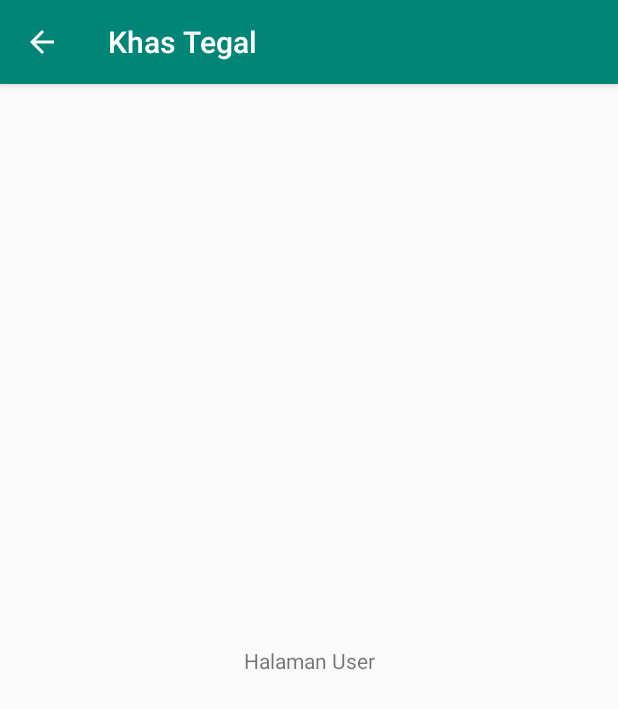
After one commit to daniszaidan/Khas-Tegal, an Android app: the UserActivity screen opened directly, with no data from a screen before it, on a phone screen of 412 x 824 dp. The commit adds this screen. Shown: the top 709 px of the screen. Run offline under Robolectric (Android 15) with nearby library versions, the phone set to English and light mode, and no system bars.

Commit message:
Create Icon User in MainActivity and Intent to User Page

```diff
--- a/app/src/main/AndroidManifest.xml
+++ b/app/src/main/AndroidManifest.xml
@@ -9,7 +9,10 @@
         android:roundIcon="@mipmap/ic_launcher_round"
         android:supportsRtl="true"
         android:theme="@style/AppTheme">
-        <activity android:name=".DetailActivity" android:parentActivityName=".MainActivity"></activity>
+        <activity android:name=".UserActivity" android:parentActivityName=".MainActivity"></activity>
+        <activity
+            android:name=".DetailActivity"
+            android:parentActivityName=".MainActivity" />
         <activity android:name=".MainActivity">
             <intent-filter>
                 <action android:name="android.intent.action.MAIN" />
--- /dev/null
+++ b/app/src/main/java/org/d3ifcool/khastegal/UserActivity.java
@@ -0,0 +1,14 @@
+package org.d3ifcool.khastegal;
+
+import androidx.appcompat.app.AppCompatActivity;
+
+import android.os.Bundle;
+
+public class UserActivity extends AppCompatActivity {
+
+    @Override
+    protected void onCreate(Bundle savedInstanceState) {
+        super.onCreate(savedInstanceState);
+        setContentView(R.layout.activity_user);
+    }
+}
--- /dev/null
+++ b/app/src/main/res/drawable/ic_person_black_24dp.xml
@@ -0,0 +1,5 @@
+<vector android:height="24dp" android:tint="#FFFFFF"
+    android:viewportHeight="24.0" android:viewportWidth="24.0"
+    android:width="24dp" xmlns:android="http://schemas.android.com/apk/res/android">
+    <path android:fillColor="#FF000000" android:pathData="M12,12c2.21,0 4,-1.79 4,-4s-1.79,-4 -4,-4 -4,1.79 -4,4 1.79,4 4,4zM12,14c-2.67,0 -8,1.34 -8,4v2h16v-2c0,-2.66 -5.33,-4 -8,-4z"/>
+</vector>
--- /dev/null
+++ b/app/src/main/res/layout/activity_user.xml
@@ -0,0 +1,18 @@
+<?xml version="1.0" encoding="utf-8"?>
+<androidx.constraintlayout.widget.ConstraintLayout xmlns:android="http://schemas.android.com/apk/res/android"
+    xmlns:app="http://schemas.android.com/apk/res-auto"
+    xmlns:tools="http://schemas.android.com/tools"
+    android:layout_width="match_parent"
+    android:layout_height="match_parent"
+    tools:context=".UserActivity">
+
+    <TextView
+        android:id="@+id/textView"
+        android:layout_width="wrap_content"
+        android:layout_height="wrap_content"
+        android:text="Halaman User"
+        app:layout_constraintBottom_toBottomOf="parent"
+        app:layout_constraintEnd_toEndOf="parent"
+        app:layout_constraintStart_toStartOf="parent"
+        app:layout_constraintTop_toTopOf="parent" />
+</androidx.constraintlayout.widget.ConstraintLayout>
```
Also changed, not shown: app/src/main/java/org/d3ifcool/khastegal/MainActivity.java (+21 -0 lines), app/src/main/res/menu/menu_user.xml (added, +10 -0 lines).
